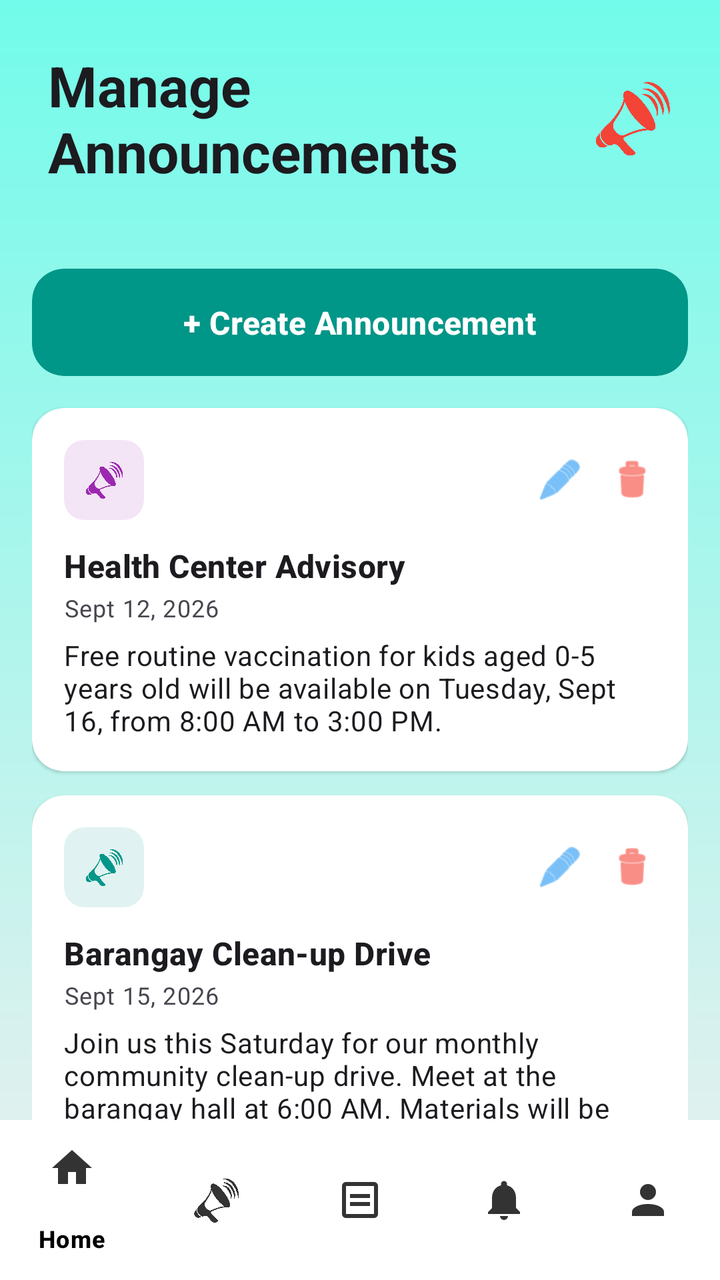
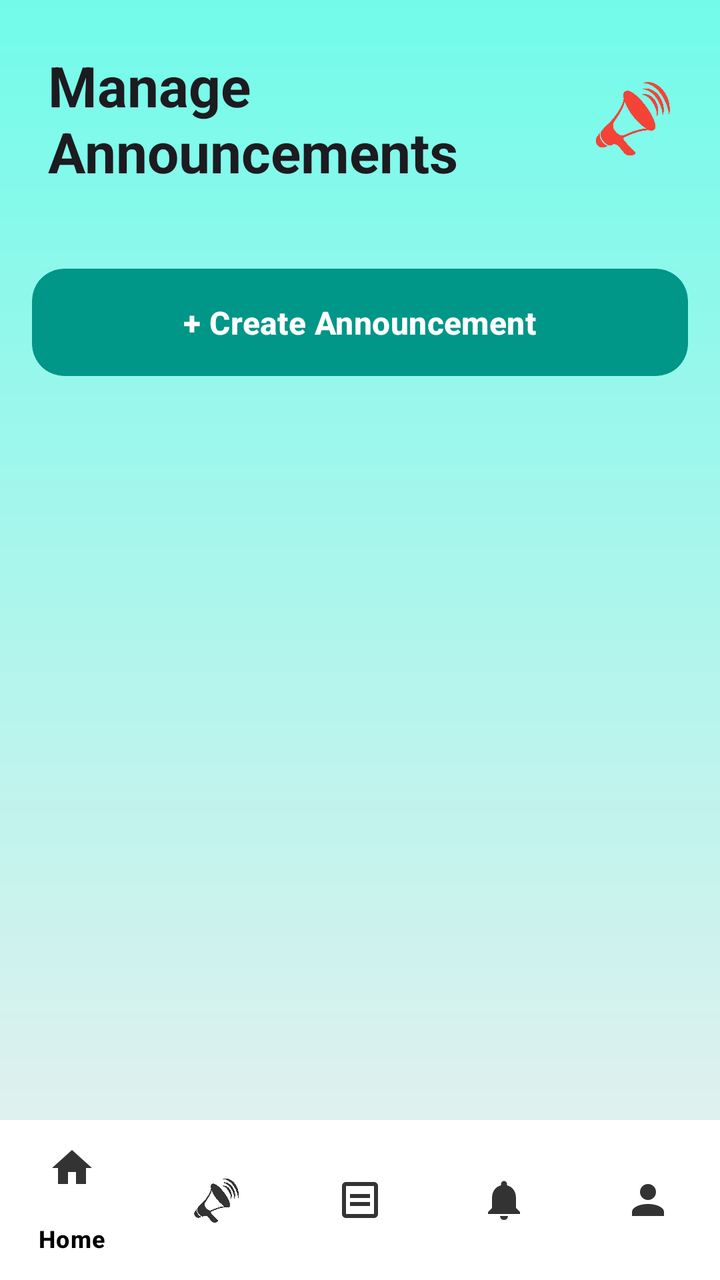

Screens rendered from an Android XML layout before and after an edit, with the pre-edit source and the edit as a unified diff.
<!-- AndroidManifest.xml: application theme Theme.IServeKo -->
<!-- res/layout/activity_announcement_official.xml -->
<?xml version="1.0" encoding="utf-8"?>
<androidx.coordinatorlayout.widget.CoordinatorLayout xmlns:android="http://schemas.android.com/apk/res/android"
    xmlns:app="http://schemas.android.com/apk/res-auto"
    xmlns:tools="http://schemas.android.com/tools"
    android:id="@+id/main"
    android:layout_width="match_parent"
    android:layout_height="match_parent"
    android:background="@drawable/designbrg"
    tools:context=".AnnouncementOfficialActivity">

    <com.google.android.material.appbar.AppBarLayout
        android:layout_width="match_parent"
        android:layout_height="wrap_content"
        android:background="@android:color/transparent"
        app:elevation="0dp">

        <RelativeLayout
            android:layout_width="match_parent"
            android:layout_height="wrap_content"
            android:padding="24dp">

            <LinearLayout
                android:layout_width="wrap_content"
                android:layout_height="wrap_content"
                android:layout_alignParentStart="true"
                android:orientation="vertical">

                <TextView
                    android:layout_width="wrap_content"
                    android:layout_height="wrap_content"
                    android:text="@string/manage_announcements"
                    android:textAppearance="@style/TextAppearance.Material3.HeadlineMedium"
                    android:textColor="@color/onSurface"
                    android:textStyle="bold" />
            </LinearLayout>

            <ImageView
                android:layout_width="40dp"
                android:layout_height="40dp"
                android:layout_alignParentEnd="true"
                android:layout_centerVertical="true"
                android:src="@drawable/announcementlogo"
                app:tint="@color/dash_red"
                tools:ignore="ContentDescription" />

        </RelativeLayout>
    </com.google.android.material.appbar.AppBarLayout>

    <androidx.core.widget.NestedScrollView
        android:layout_width="match_parent"
        android:layout_height="match_parent"
        app:layout_behavior="@string/appbar_scrolling_view_behavior">

        <LinearLayout
            android:layout_width="match_parent"
            android:layout_height="wrap_content"
            android:orientation="vertical"
            android:padding="16dp">

            
            <com.google.android.material.card.MaterialCardView
                android:id="@+id/btnCreateAnnouncement"
                style="?attr/materialCardViewFilledStyle"
                android:layout_width="match_parent"
                android:layout_height="wrap_content"
                android:layout_marginBottom="16dp"
                app:cardBackgroundColor="@color/dash_teal"
                app:cardCornerRadius="16dp"
                app:strokeWidth="0dp">

                <TextView
                    android:layout_width="wrap_content"
                    android:layout_height="wrap_content"
                    android:layout_gravity="center"
                    android:padding="16dp"
                    android:text="@string/create_announcement"
                    android:textAppearance="@style/TextAppearance.Material3.TitleMedium"
                    android:textColor="@color/white"
                    android:textStyle="bold" />
            </com.google.android.material.card.MaterialCardView>

            
            <com.google.android.material.card.MaterialCardView
                style="?attr/materialCardViewElevatedStyle"
                android:layout_width="match_parent"
                android:layout_height="wrap_content"
                android:layout_marginBottom="12dp"
                app:cardBackgroundColor="@color/white"
                app:cardCornerRadius="16dp"
                app:strokeWidth="0dp">

                <LinearLayout
                    android:layout_width="match_parent"
                    android:layout_height="wrap_content"
                    android:orientation="vertical"
                    android:padding="16dp">

                    <RelativeLayout
                        android:layout_width="match_parent"
                        android:layout_height="wrap_content">

                        <com.google.android.material.card.MaterialCardView
                            android:id="@+id/iconContainer1"
                            android:layout_width="40dp"
                            android:layout_height="40dp"
                            app:cardBackgroundColor="@color/dash_purple_light"
                            app:cardCornerRadius="10dp"
                            app:strokeWidth="0dp">

                            <ImageView
                                android:layout_width="20dp"
                                android:layout_height="20dp"
                                android:layout_gravity="center"
                                android:src="@drawable/announcementlogo"
                                app:tint="@color/dash_purple"
                                tools:ignore="ContentDescription" />
                        </com.google.android.material.card.MaterialCardView>

                        <LinearLayout
                            android:layout_width="wrap_content"
                            android:layout_height="wrap_content"
                            android:layout_alignParentEnd="true"
                            android:layout_centerVertical="true"
                            android:orientation="horizontal">

                            
                            <ImageView
                                android:id="@+id/btnEdit1"
                                android:layout_width="24dp"
                                android:layout_height="24dp"
                                android:layout_marginEnd="12dp"
                                android:src="@android:drawable/ic_menu_edit"
                                app:tint="@color/dash_blue"
                                tools:ignore="ContentDescription" />

                            
                            <ImageView
                                android:id="@+id/btnDelete1"
                                android:layout_width="24dp"
                                android:layout_height="24dp"
                                android:src="@android:drawable/ic_menu_delete"
                                app:tint="@color/dash_red"
                                tools:ignore="ContentDescription" />
                        </LinearLayout>
                    </RelativeLayout>

                    <TextView
                        android:layout_width="wrap_content"
                        android:layout_height="wrap_content"
                        android:layout_marginTop="12dp"
                        android:text="@string/announcement_title_2"
                        android:textAppearance="@style/TextAppearance.Material3.TitleMedium"
                        android:textStyle="bold" />

                    <TextView
                        android:layout_width="wrap_content"
                        android:layout_height="wrap_content"
                        android:text="@string/announcement_date_2"
                        android:textAppearance="@style/TextAppearance.Material3.BodySmall"
                        android:textColor="@color/onSurfaceVariant"
                        android:layout_marginTop="2dp" />

                    <TextView
                        android:layout_width="wrap_content"
                        android:layout_height="wrap_content"
                        android:text="@string/announcement_desc_2"
                        android:textAppearance="@style/TextAppearance.Material3.BodyMedium"
                        android:textColor="@color/onSurface"
                        android:layout_marginTop="6dp" />
                </LinearLayout>
            </com.google.android.material.card.MaterialCardView>

            <com.google.android.material.card.MaterialCardView
                style="?attr/materialCardViewElevatedStyle"
                android:layout_width="match_parent"
                android:layout_height="wrap_content"
                android:layout_marginBottom="80dp"
                app:cardBackgroundColor="@color/white"
                app:cardCornerRadius="16dp"
                app:strokeWidth="0dp">

                <LinearLayout
                    android:layout_width="match_parent"
                    android:layout_height="wrap_content"
                    android:orientation="vertical"
                    android:padding="16dp">

                    <RelativeLayout
                        android:layout_width="match_parent"
                        android:layout_height="wrap_content">

                        <com.google.android.material.card.MaterialCardView
                            android:id="@+id/iconContainer2"
                            android:layout_width="40dp"
                            android:layout_height="40dp"
                            app:cardBackgroundColor="@color/dash_teal_light"
                            app:cardCornerRadius="10dp"
                            app:strokeWidth="0dp">

                            <ImageView
                                android:layout_width="20dp"
                                android:layout_height="20dp"
                                android:layout_gravity="center"
                                android:src="@drawable/announcementlogo"
                                app:tint="@color/dash_teal"
                                tools:ignore="ContentDescription" />
                        </com.google.android.material.card.MaterialCardView>

                        <LinearLayout
                            android:layout_width="wrap_content"
                            android:layout_height="wrap_content"
                            android:layout_alignParentEnd="true"
                            android:layout_centerVertical="true"
                            android:orientation="horizontal">

                            <ImageView
                                android:id="@+id/btnEdit2"
                                android:layout_width="24dp"
                                android:layout_height="24dp"
                                android:layout_marginEnd="12dp"
                                android:src="@android:drawable/ic_menu_edit"
                                app:tint="@color/dash_blue"
                                tools:ignore="ContentDescription" />

                            <ImageView
                                android:id="@+id/btnDelete2"
                                android:layout_width="24dp"
                                android:layout_height="24dp"
                                android:src="@android:drawable/ic_menu_delete"
                                app:tint="@color/dash_red"
                                tools:ignore="ContentDescription" />
                        </LinearLayout>
                    </RelativeLayout>

                    <TextView
                        android:layout_width="wrap_content"
                        android:layout_height="wrap_content"
                        android:layout_marginTop="12dp"
                        android:text="@string/announcement_title_1"
                        android:textAppearance="@style/TextAppearance.Material3.TitleMedium"
                        android:textStyle="bold" />

                    <TextView
                        android:layout_width="wrap_content"
                        android:layout_height="wrap_content"
                        android:text="@string/announcement_date_1"
                        android:textAppearance="@style/TextAppearance.Material3.BodySmall"
                        android:textColor="@color/onSurfaceVariant"
                        android:layout_marginTop="2dp" />

                    <TextView
                        android:layout_width="wrap_content"
                        android:layout_height="wrap_content"
                        android:text="@string/announcement_desc_1"
                        android:textAppearance="@style/TextAppearance.Material3.BodyMedium"
                        android:textColor="@color/onSurface"
                        android:layout_marginTop="6dp" />
                </LinearLayout>
            </com.google.android.material.card.MaterialCardView>

        </LinearLayout>
    </androidx.core.widget.NestedScrollView>

    <com.google.android.material.bottomnavigation.BottomNavigationView
        android:id="@+id/bottomNavigation"
        android:layout_width="match_parent"
        android:layout_height="wrap_content"
        android:layout_gravity="bottom"
        android:background="@color/white"
        app:itemIconTint="@color/dark_grey"
        app:itemTextColor="@color/black"
        app:menu="@menu/bottom_nav_menu" />

</androidx.coordinatorlayout.widget.CoordinatorLayout>
<!-- resources referenced by this layout -->
<resources>
  <color name="black">#FF000000</color>
  <color name="dark_grey">#333333</color>
  <color name="dash_blue">#2196F3</color>
  <color name="dash_purple">#9C27B0</color>
  <color name="dash_purple_light">#F3E5F5</color>
  <color name="dash_red">#F44336</color>
  <color name="dash_teal">#009688</color>
  <color name="dash_teal_light">#E0F2F1</color>
  <color name="onSurface">#1C1B1F</color>
  <color name="onSurfaceVariant">#49454F</color>
  <color name="white">#FFFFFFFF</color>
  <!-- drawable announcementlogo: png bitmap (drawable, 231928 bytes) -->
  <!-- drawable designbrg (drawable) -->
  <?xml version="1.0" encoding="utf-8"?>
  <shape xmlns:android="http://schemas.android.com/apk/res/android">
       <gradient android:type = "linear" android:angle="100"
           android:startColor="#72FBEA" android:endColor="#EFEFEF"/>
  </shape>
  <string name="announcement_date_1">Sept 15, 2026</string>
  <string name="announcement_date_2">Sept 12, 2026</string>
  <string name="announcement_desc_1">Join us this Saturday for our monthly community clean-up drive. Meet at the barangay hall at 6:00 AM. Materials will be provided.</string>
  <string name="announcement_desc_2">Free routine vaccination for kids aged 0-5 years old will be available on Tuesday, Sept 16, from 8:00 AM to 3:00 PM.</string>
  <string name="announcement_title_1">Barangay Clean-up Drive</string>
  <string name="announcement_title_2">Health Center Advisory</string>
  <string name="create_announcement">+ Create Announcement</string>
  <string name="manage_announcements">Manage Announcements</string>
  <style name="Theme.IServeKo" parent="Base.Theme.IServeKo" />
  <style name="Base.Theme.IServeKo" parent="Theme.Material3.DayNight.NoActionBar">
          
          
      </style>
</resources>

<!-- the commit's change to res/layout/activity_announcement_official.xml (unified diff, before → after) -->
@@ -80,183 +80,12 @@
             </com.google.android.material.card.MaterialCardView>
 
             
-            <com.google.android.material.card.MaterialCardView
-                style="?attr/materialCardViewElevatedStyle"
+            <androidx.recyclerview.widget.RecyclerView
+                android:id="@+id/recyclerViewAnnouncements"
                 android:layout_width="match_parent"
                 android:layout_height="wrap_content"
-                android:layout_marginBottom="12dp"
-                app:cardBackgroundColor="@color/white"
-                app:cardCornerRadius="16dp"
-                app:strokeWidth="0dp">
-
-                <LinearLayout
-                    android:layout_width="match_parent"
-                    android:layout_height="wrap_content"
-                    android:orientation="vertical"
-                    android:padding="16dp">
-
-                    <RelativeLayout
-                        android:layout_width="match_parent"
-                        android:layout_height="wrap_content">
-
-                        <com.google.android.material.card.MaterialCardView
-                            android:id="@+id/iconContainer1"
-                            android:layout_width="40dp"
-                            android:layout_height="40dp"
-                            app:cardBackgroundColor="@color/dash_purple_light"
-                            app:cardCornerRadius="10dp"
-                            app:strokeWidth="0dp">
-
-                            <ImageView
-                                android:layout_width="20dp"
-                                android:layout_height="20dp"
-                                android:layout_gravity="center"
-                                android:src="@drawable/announcementlogo"
-                                app:tint="@color/dash_purple"
-                                tools:ignore="ContentDescription" />
-                        </com.google.android.material.card.MaterialCardView>
-
-                        <LinearLayout
-                            android:layout_width="wrap_content"
-                            android:layout_height="wrap_content"
-                            android:layout_alignParentEnd="true"
-                            android:layout_centerVertical="true"
-                            android:orientation="horizontal">
-
-                            
-                            <ImageView
-                                android:id="@+id/btnEdit1"
-                                android:layout_width="24dp"
-                                android:layout_height="24dp"
-                                android:layout_marginEnd="12dp"
-                                android:src="@android:drawable/ic_menu_edit"
-                                app:tint="@color/dash_blue"
-                                tools:ignore="ContentDescription" />
-
-                            
-                            <ImageView
-                                android:id="@+id/btnDelete1"
-                                android:layout_width="24dp"
-                                android:layout_height="24dp"
-                                android:src="@android:drawable/ic_menu_delete"
-                                app:tint="@color/dash_red"
-                                tools:ignore="ContentDescription" />
-                        </LinearLayout>
-                    </RelativeLayout>
-
-                    <TextView
-                        android:layout_width="wrap_content"
-                        android:layout_height="wrap_content"
-                        android:layout_marginTop="12dp"
-                        android:text="@string/announcement_title_2"
-                        android:textAppearance="@style/TextAppearance.Material3.TitleMedium"
-                        android:textStyle="bold" />
-
-                    <TextView
-                        android:layout_width="wrap_content"
-                        android:layout_height="wrap_content"
-                        android:text="@string/announcement_date_2"
-                        android:textAppearance="@style/TextAppearance.Material3.BodySmall"
-                        android:textColor="@color/onSurfaceVariant"
-                        android:layout_marginTop="2dp" />
-
-                    <TextView
-                        android:layout_width="wrap_content"
-                        android:layout_height="wrap_content"
-                        android:text="@string/announcement_desc_2"
-                        android:textAppearance="@style/TextAppearance.Material3.BodyMedium"
-                        android:textColor="@color/onSurface"
-                        android:layout_marginTop="6dp" />
-                </LinearLayout>
-            </com.google.android.material.card.MaterialCardView>
-
-            <com.google.android.material.card.MaterialCardView
-                style="?attr/materialCardViewElevatedStyle"
-                android:layout_width="match_parent"
-                android:layout_height="wrap_content"
-                android:layout_marginBottom="80dp"
-                app:cardBackgroundColor="@color/white"
-                app:cardCornerRadius="16dp"
-                app:strokeWidth="0dp">
-
-                <LinearLayout
-                    android:layout_width="match_parent"
-                    android:layout_height="wrap_content"
-                    android:orientation="vertical"
-                    android:padding="16dp">
-
-                    <RelativeLayout
-                        android:layout_width="match_parent"
-                        android:layout_height="wrap_content">
-
-                        <com.google.android.material.card.MaterialCardView
-                            android:id="@+id/iconContainer2"
-                            android:layout_width="40dp"
-                            android:layout_height="40dp"
-                            app:cardBackgroundColor="@color/dash_teal_light"
-                            app:cardCornerRadius="10dp"
-                            app:strokeWidth="0dp">
-
-                            <ImageView
-                                android:layout_width="20dp"
-                                android:layout_height="20dp"
-                                android:layout_gravity="center"
-                                android:src="@drawable/announcementlogo"
-                                app:tint="@color/dash_teal"
-                                tools:ignore="ContentDescription" />
-                        </com.google.android.material.card.MaterialCardView>
-
-                        <LinearLayout
-                            android:layout_width="wrap_content"
-                            android:layout_height="wrap_content"
-                            android:layout_alignParentEnd="true"
-                            android:layout_centerVertical="true"
-                            android:orientation="horizontal">
-
-                            <ImageView
-                                android:id="@+id/btnEdit2"
-                                android:layout_width="24dp"
-                                android:layout_height="24dp"
-                                android:layout_marginEnd="12dp"
-                                android:src="@android:drawable/ic_menu_edit"
-                                app:tint="@color/dash_blue"
-                                tools:ignore="ContentDescription" />
-
-                            <ImageView
-                                android:id="@+id/btnDelete2"
-                                android:layout_width="24dp"
-                                android:layout_height="24dp"
-                                android:src="@android:drawable/ic_menu_delete"
-                                app:tint="@color/dash_red"
-                                tools:ignore="ContentDescription" />
-                        </LinearLayout>
-                    </RelativeLayout>
-
-                    <TextView
-                        android:layout_width="wrap_content"
-                        android:layout_height="wrap_content"
-                        android:layout_marginTop="12dp"
-                        android:text="@string/announcement_title_1"
-                        android:textAppearance="@style/TextAppearance.Material3.TitleMedium"
-                        android:textStyle="bold" />
-
-                    <TextView
-                        android:layout_width="wrap_content"
-                        android:layout_height="wrap_content"
-                        android:text="@string/announcement_date_1"
-                        android:textAppearance="@style/TextAppearance.Material3.BodySmall"
-                        android:textColor="@color/onSurfaceVariant"
-                        android:layout_marginTop="2dp" />
-
-                    <TextView
-                        android:layout_width="wrap_content"
-                        android:layout_height="wrap_content"
-                        android:text="@string/announcement_desc_1"
-                        android:textAppearance="@style/TextAppearance.Material3.BodyMedium"
-                        android:textColor="@color/onSurface"
-                        android:layout_marginTop="6dp" />
-                </LinearLayout>
-            </com.google.android.material.card.MaterialCardView>
+                android:nestedScrollingEnabled="false"
+                android:paddingBottom="80dp" />
 
         </LinearLayout>
     </androidx.core.widget.NestedScrollView>
<!-- resource entries referenced after the edit -->
@@ -2,14 +2,9 @@
 <resources>
   <color name="black">#FF000000</color>
   <color name="dark_grey">#333333</color>
-  <color name="dash_blue">#2196F3</color>
-  <color name="dash_purple">#9C27B0</color>
-  <color name="dash_purple_light">#F3E5F5</color>
   <color name="dash_red">#F44336</color>
   <color name="dash_teal">#009688</color>
-  <color name="dash_teal_light">#E0F2F1</color>
   <color name="onSurface">#1C1B1F</color>
-  <color name="onSurfaceVariant">#49454F</color>
   <color name="white">#FFFFFFFF</color>
   <!-- drawable announcementlogo: png bitmap (drawable, 231928 bytes) -->
   <!-- drawable designbrg (drawable) -->
@@ -18,12 +13,6 @@
        <gradient android:type = "linear" android:angle="100"
            android:startColor="#72FBEA" android:endColor="#EFEFEF"/>
   </shape>
-  <string name="announcement_date_1">Sept 15, 2026</string>
-  <string name="announcement_date_2">Sept 12, 2026</string>
-  <string name="announcement_desc_1">Join us this Saturday for our monthly community clean-up drive. Meet at the barangay hall at 6:00 AM. Materials will be provided.</string>
-  <string name="announcement_desc_2">Free routine vaccination for kids aged 0-5 years old will be available on Tuesday, Sept 16, from 8:00 AM to 3:00 PM.</string>
-  <string name="announcement_title_1">Barangay Clean-up Drive</string>
-  <string name="announcement_title_2">Health Center Advisory</string>
   <string name="create_announcement">+ Create Announcement</string>
   <string name="manage_announcements">Manage Announcements</string>
   <style name="Theme.IServeKo" parent="Base.Theme.IServeKo" />
